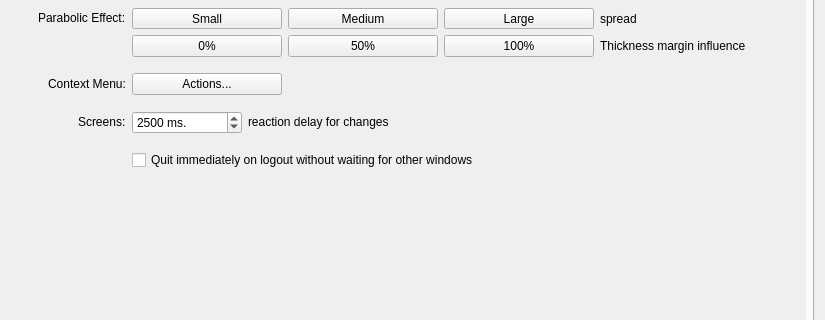
ruizhi-lab/latte-dock-ng, file app/settings/settingsdialog/settingsdialog.ui: the form before one commit; both pictures show x 275 to 1100 and y 234 to 554 of the 1100 by 750 pixel window.
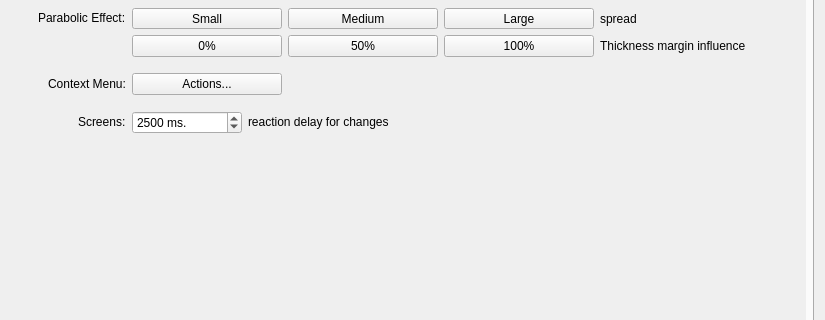
The form after the commit. The open tabs and pages were chosen to show the change. Icons and pictures are not drawn. Custom widgets are drawn as their Qt base class.

Commit message: fix(shutdown): keep the dock until the logout ends without holding KWin

What changed in the file:
```diff
--- a/app/settings/settingsdialog/settingsdialog.ui
+++ b/app/settings/settingsdialog/settingsdialog.ui
@@ -740,16 +740,6 @@
                </property>
               </widget>
              </item>
-             <item row="21" column="1">
-              <widget class="QCheckBox" name="quitWithoutWaitingChkBox">
-               <property name="toolTip">
-                <string>Close the dock as soon as the logout is confirmed instead of waiting for other windows to close</string>
-               </property>
-               <property name="text">
-                <string>Quit immediately on logout without waiting for other windows</string>
-               </property>
-              </widget>
-             </item>
              <item row="17" column="1">
               <spacer name="verticalSpacer_14">
                <property name="orientation">
```
The commit also changes 22 other files.
